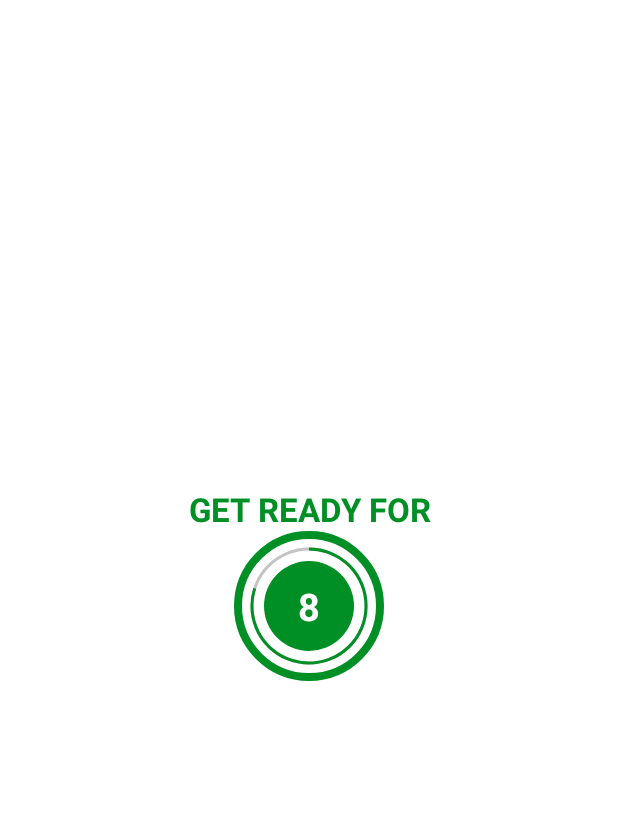
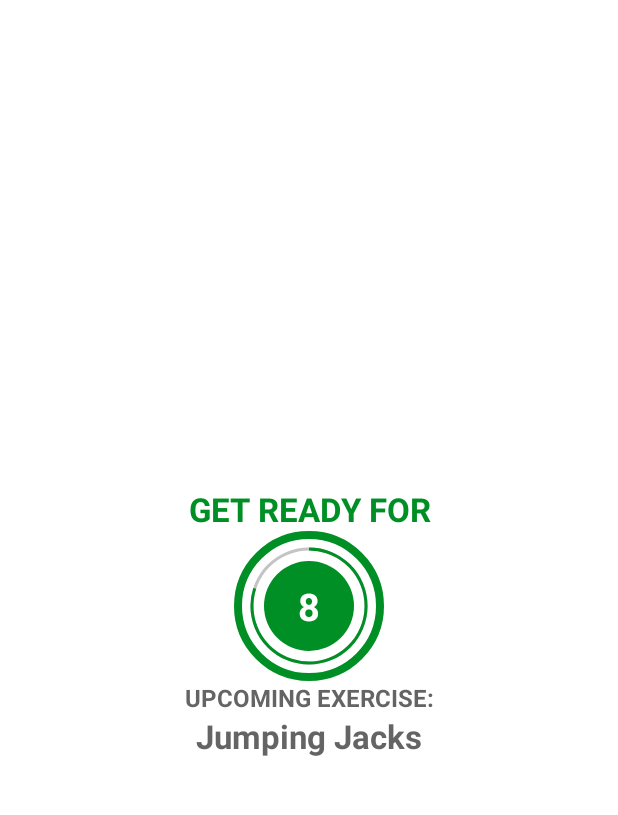
Before and after one commit to BrooitsFeiskJR/Workout-App, an Android app: the ExerciseActivity screen opened directly, with no data from a screen before it, on a phone screen of 412 x 824 dp, the part 62-877 px from its top. Run offline under Robolectric (Android 15) with nearby library versions, the phone set to English and light mode, and no system bars.

Commit message:
Adding the Upcoming Exercise Text To the restview

```diff
--- a/app/src/main/java/dev/tontech/workoutapp/ExerciseActivity.kt
+++ b/app/src/main/java/dev/tontech/workoutapp/ExerciseActivity.kt
@@ -45,11 +45,14 @@
         binding?.tvExerciseName?.visibility = View.INVISIBLE
         binding?.flExerciseView?.visibility = View.INVISIBLE
         binding?.ivImage?.visibility = View.INVISIBLE
+        binding?.tvUpcomingLabel?.visibility = View.VISIBLE
+        binding?.tvUpComingExerciseName?.visibility = View.VISIBLE
         if(restTimer != null) {
             restTimer?.cancel()
             restProgress = 0
         }
 
+        binding?.tvUpComingExerciseName?.text = exerciseList!![currentExercisePosition + 1].getName()
         setRestProgressBar()
     }
 
@@ -59,6 +62,8 @@
         binding?.tvExerciseName?.visibility = View.VISIBLE
         binding?.flExerciseView?.visibility = View.VISIBLE
         binding?.ivImage?.visibility = View.VISIBLE
+        binding?.tvUpcomingLabel?.visibility = View.INVISIBLE
+        binding?.tvUpComingExerciseName?.visibility = View.INVISIBLE
 
         if(exerciseTimer != null) {
             exerciseTimer?.cancel()
--- a/app/src/main/res/layout/activity_exercise.xml
+++ b/app/src/main/res/layout/activity_exercise.xml
@@ -74,6 +74,35 @@
             </LinearLayout>
     </FrameLayout>
 
+    <TextView
+        android:id="@+id/tvUpcomingLabel"
+        android:layout_width="wrap_content"
+        android:layout_height="wrap_content"
+        android:text="@string/upcoming_exercise"
+        android:textColor="@color/colorPrimary"
+        android:textSize="16sp"
+        android:textStyle="bold"
+        app:layout_constraintEnd_toEndOf="parent"
+        app:layout_constraintStart_toStartOf="parent"
+        app:layout_constraintTop_toBottomOf="@id/flRestView"
+        app:layout_constraintBottom_toTopOf="@id/tvUpComingExerciseName"
+        tools:visibility="visible"
+        />
+
+    <TextView
+        android:id="@+id/tvUpComingExerciseName"
+        android:layout_width="wrap_content"
+        android:layout_height="wrap_content"
+        android:textColor="@color/colorPrimary"
+        android:visibility="gone"
+        android:textSize="@dimen/default_button_text_size"
+        android:textStyle="bold"
+        app:layout_constraintEnd_toEndOf="parent"
+        app:layout_constraintStart_toStartOf="parent"
+        app:layout_constraintTop_toBottomOf="@id/tvUpcomingLabel"
+        tools:visibility="visible"
+        />
+
     <ImageView
         android:id="@+id/ivImage"
         android:layout_width="match_parent"
@@ -83,14 +112,14 @@
         android:visibility="invisible"
         app:layout_constraintBottom_toTopOf="@id/tvExerciseName"
         app:layout_constraintTop_toBottomOf="@id/toolbarExercise"
-        />
+        android:contentDescription="@string/exercise_image" />
 
 
     <TextView
         android:id="@+id/tvExerciseName"
         android:layout_width="wrap_content"
         android:layout_height="wrap_content"
-        android:text="ExerciseName"
+        android:text="@string/exercisename"
         android:textColor="@color/colorAccent"
         android:textSize="@dimen/default_button_text_size"
         android:textStyle="bold"
--- a/app/src/main/res/values/strings.xml
+++ b/app/src/main/res/values/strings.xml
@@ -3,4 +3,7 @@
     <string name="start">START</string>
     <string name="image_description">start image</string>
     <string name="get_ready">GET READY FOR</string>
+    <string name="exercise_image">Exercise Image</string>
+    <string name="upcoming_exercise">UPCOMING EXERCISE:</string>
+    <string name="exercisename">ExerciseName</string>
 </resources>
```
